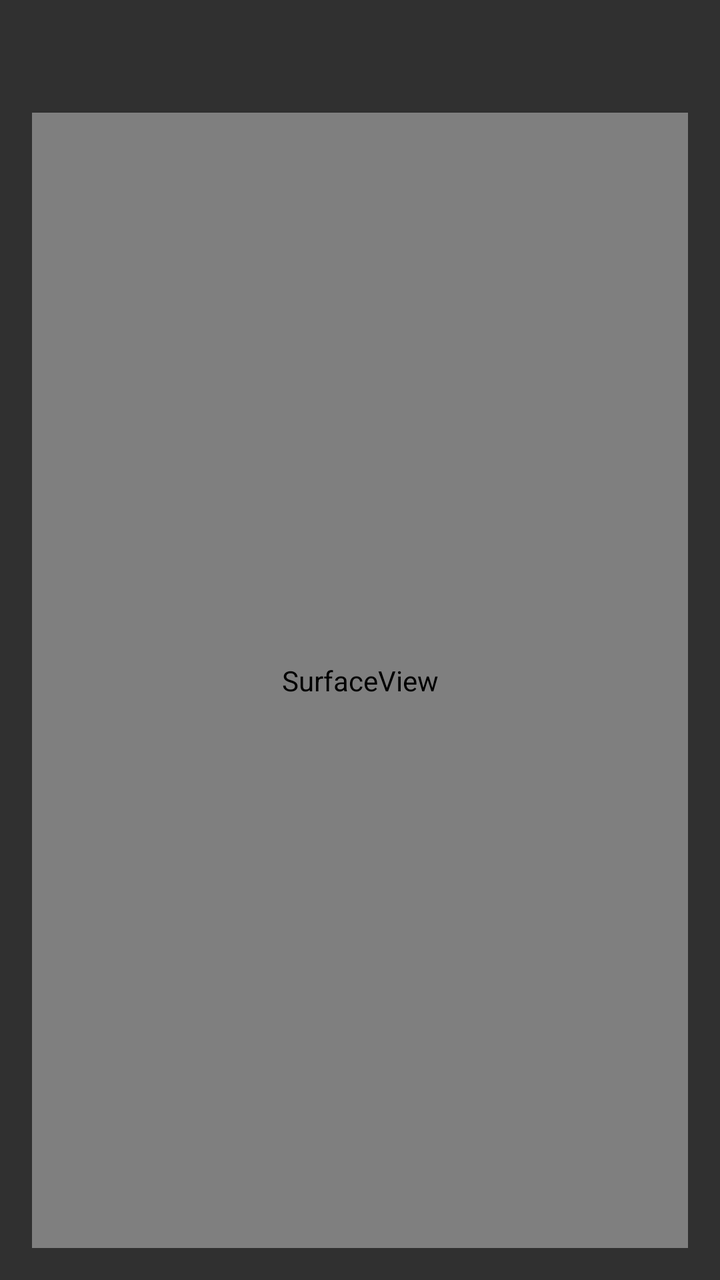
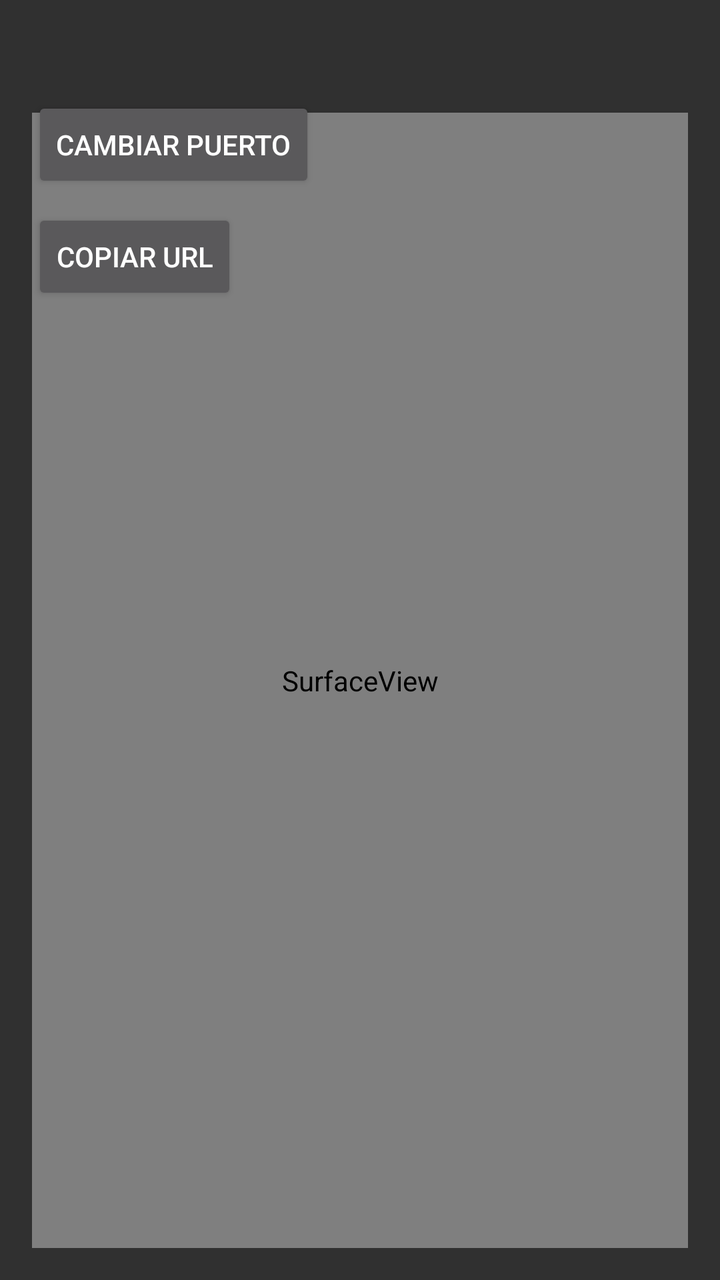

Two renders of the same Android screen: before a commit and after it. Below are the layout's source before the change and the commit's diff.
<!-- AndroidManifest.xml: application theme Theme.AppCompat -->
<!-- res/layout/activity_main.xml -->
<?xml version="1.0" encoding="utf-8"?>
<androidx.constraintlayout.widget.ConstraintLayout 
    xmlns:android="http://schemas.android.com/apk/res/android"
    xmlns:app="http://schemas.android.com/apk/res-auto"
    xmlns:tools="http://schemas.android.com/tools"
    android:layout_width="match_parent"
    android:layout_height="match_parent"
    android:padding="16dp"
    tools:context=".MainActivity">

    <TextView
        android:id="@+id/urlTextView"
        android:layout_width="wrap_content"
        android:layout_height="wrap_content"
        android:textSize="18sp"
        android:textIsSelectable="true"
        app:layout_constraintTop_toTopOf="parent"
        app:layout_constraintStart_toStartOf="parent"/>

    <SurfaceView
        android:id="@+id/surfaceView"
        android:layout_width="0dp"
        android:layout_height="0dp"
        android:layout_marginTop="16dp"
        app:layout_constraintTop_toBottomOf="@id/urlTextView"
        app:layout_constraintBottom_toBottomOf="parent"
        app:layout_constraintStart_toStartOf="parent"
        app:layout_constraintEnd_toEndOf="parent"/>

</androidx.constraintlayout.widget.ConstraintLayout>
<!-- resources referenced by this layout -->
<resources>

</resources>

<!-- the commit's change to res/layout/activity_main.xml (unified diff, before → after) -->
@@ -27,4 +27,22 @@
         app:layout_constraintStart_toStartOf="parent"
         app:layout_constraintEnd_toEndOf="parent"/>
 
+    <Button
+        android:id="@+id/changePortButton"
+        android:layout_width="wrap_content"
+        android:layout_height="wrap_content"
+        android:text="Cambiar Puerto"
+        app:layout_constraintTop_toBottomOf="@id/urlTextView"
+        app:layout_constraintStart_toStartOf="parent"
+        android:layout_marginTop="8dp"/>
+
+    <Button
+        android:id="@+id/copyUrlButton"
+        android:layout_width="wrap_content"
+        android:layout_height="wrap_content"
+        android:text="Copiar URL"
+        app:layout_constraintTop_toBottomOf="@id/changePortButton"
+        app:layout_constraintStart_toStartOf="parent"
+        android:layout_marginTop="8dp"/>
+
 </androidx.constraintlayout.widget.ConstraintLayout>
